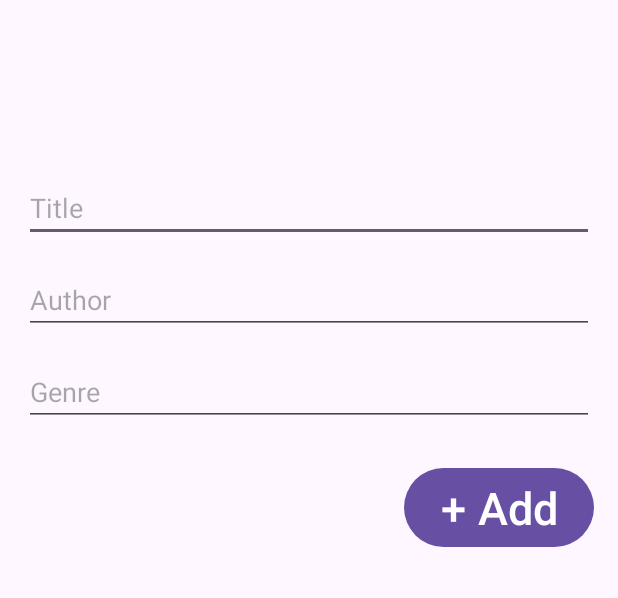
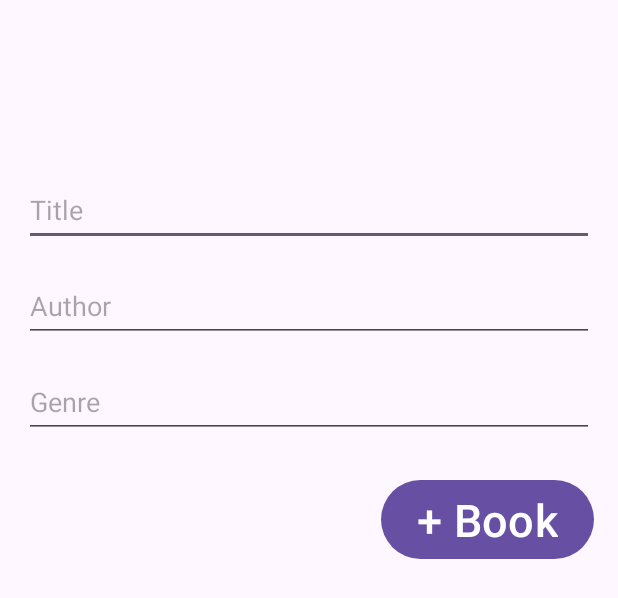
Before and after one commit to sydneystalker/BookLog, an Android app: the layout activity_add_book_details.xml on its own in the app's theme, with its tools: preview values and no code run, on a phone screen of 412 x 824 dp. Shown: the top 598 px of the screen. Run offline under Robolectric (Android 15) with nearby library versions, the light colour scheme and no system bars.

Commit message:
created xml files for 2 pages. need change

```diff
--- a/app/src/main/res/layout/activity_book_details.xml
+++ b/app/src/main/res/layout/activity_add_book_details.xml
@@ -14,14 +14,14 @@
         <EditText
             android:id="@+id/titleEditText"
             android:layout_width="match_parent"
-            android:layout_height="wrap_content"
+            android:layout_height="48dp"
             android:hint="@string/title"
             android:inputType="textCapWords" />
 
         <EditText
             android:id="@+id/authorEditText"
             android:layout_width="match_parent"
-            android:layout_height="wrap_content"
+            android:layout_height="48dp"
             android:hint="@string/author"
             android:layout_marginTop="16dp"
             android:inputType="textCapWords" />
@@ -29,7 +29,7 @@
         <EditText
             android:id="@+id/genreEditText"
             android:layout_width="match_parent"
-            android:layout_height="wrap_content"
+            android:layout_height="48dp"
             android:hint="@string/genre"
             android:layout_marginTop="16dp"
             android:inputType="textCapWords" />
@@ -40,9 +40,11 @@
             android:layout_height="wrap_content"
             android:layout_gravity="end"
             android:layout_marginTop="24dp"
-            android:text="@string/add"
-            android:textSize="30sp"/>
+            android:text="@string/book"
+            android:textSize="30sp"
+            />
 
     </LinearLayout>
 
+
 </androidx.constraintlayout.widget.ConstraintLayout>
--- a/app/src/main/res/values/strings.xml
+++ b/app/src/main/res/values/strings.xml
@@ -4,4 +4,6 @@
     <string name="author">Author</string>
     <string name="genre">Genre</string>
     <string name="add">+ Add</string>
+    <string name="wishlist">+ Wishlist</string>
+    <string name="book">+ Book</string>
 </resources>
```
Also changed, not shown: app/src/main/java/com/cst338/booklog/database/BookDAO.java (+15 -3 lines), app/src/main/java/com/cst338/booklog/database/entities/Book.java (+16 -0 lines).
